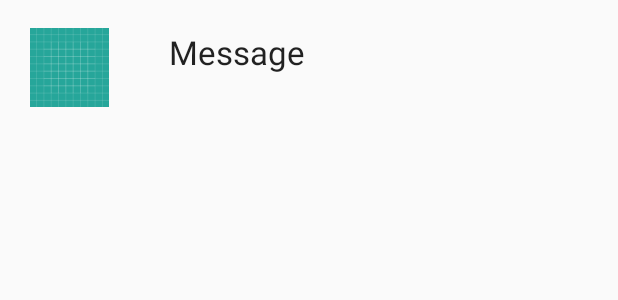
After one commit to vihansolo/108Parshvnath, an Android app: the layout list_item.xml on its own in the app's theme, with its tools: preview values and no code run, on a phone screen of 412 x 824 dp. The commit adds this screen. Shown: the top 300 px of the screen. Run offline under Robolectric (Android 15) with nearby library versions, the phone set to English and light mode, and no system bars.

Commit message:
Added ListView to main activity.

```diff
--- /dev/null
+++ b/app/src/main/res/layout/list_item.xml
@@ -0,0 +1,33 @@
+<?xml version="1.0" encoding="utf-8"?>
+<LinearLayout
+    xmlns:android="http://schemas.android.com/apk/res/android"
+    android:layout_width="match_parent"
+    android:layout_height="match_parent"
+    xmlns:tools="http://schemas.android.com/tools"
+    android:orientation="horizontal">
+
+    <ImageView
+        android:id="@+id/itemImage"
+        android:layout_width="29dp"
+        android:layout_height="90dp"
+        android:layout_weight="1"
+        android:gravity="start|center"
+        android:paddingEnd="20sp"
+        android:paddingStart="20sp"
+        android:contentDescription="@string/templeImage"
+        android:src="@drawable/ic_launcher_background" />
+
+    <TextView
+        android:id="@+id/itemText"
+        android:layout_width="0dp"
+        android:layout_height="90dp"
+        android:layout_weight="5"
+        android:paddingStart="20sp"
+        android:paddingEnd="20sp"
+        android:paddingTop="10sp"
+        android:paddingBottom="30sp"
+        android:gravity="start|center"
+        android:textAppearance="?android:attr/textAppearanceLarge"
+        tools:text="Message" />
+
+</LinearLayout>
--- a/app/src/main/res/values/strings.xml
+++ b/app/src/main/res/values/strings.xml
@@ -8,7 +8,7 @@
     <string name="nav_header">Welcome to the 108 Parshvanath Temples</string>
     <string name="nav_header_desc">Navigation header</string>
 
-    // menu/main.xml
+    //menu/main.xml
     <string name="search">Search</string>
 
     //activity_main_drawer.xml
@@ -16,4 +16,7 @@
     <string name="share">Share</string>
     <string name="send">Send</string>
 
+    //list_item.xml
+    <string name="templeImage">Temple Image</string>
+
 </resources>
```
Also changed, not shown: app/src/main/java/ga/vihanggarud/www/a108parshvnath/ItemAdapter.java (added, +45 -0 lines), app/src/main/res/layout/content_main.xml (+13 -2 lines).
